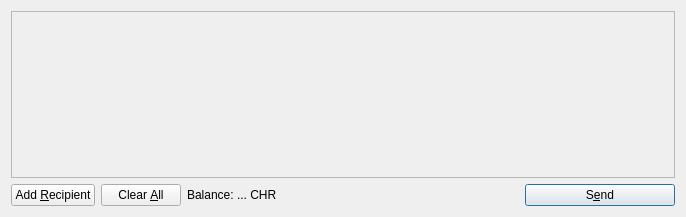
Before: the Qt Designer form src/qt/forms/sendcoinsdialog.ui in chronokings/huntercoin, drawn with Qt 5.
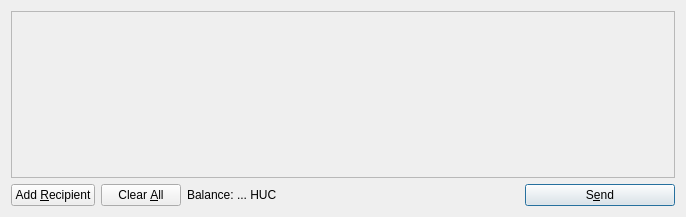
After: the same form once the commit is applied. Icons and pictures are not drawn.

Patch:
```diff
--- a/src/qt/forms/sendcoinsdialog.ui
+++ b/src/qt/forms/sendcoinsdialog.ui
@@ -119,7 +119,7 @@
           <cursorShape>IBeamCursor</cursorShape>
          </property>
          <property name="text">
-          <string>... CHR</string>
+          <string>... HUC</string>
          </property>
          <property name="textInteractionFlags">
           <set>Qt::LinksAccessibleByMouse|Qt::TextSelectableByKeyboard|Qt::TextSelectableByMouse</set>
```
